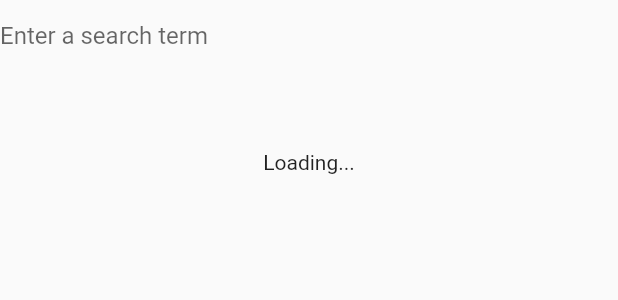
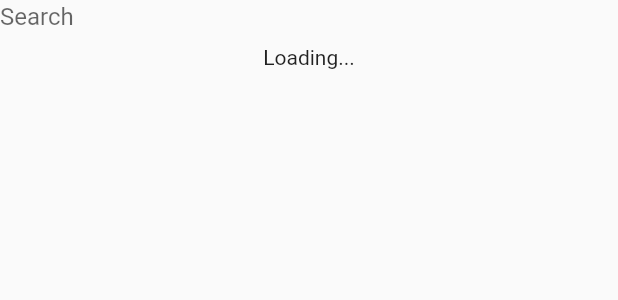
Before and after one commit to phenax/owyn-launcher, a Flutter app: the SearchableAppList widget shown alone on an empty page, opened directly, on a phone screen of 412 x 824 dp. Shown: the top 300 px of the screen. Run offline on Flutter 3.47's test engine with Material 2 defaults, Android fonts, the phone set to English and light mode, and no system bars; missing offline and left inert: device_apps.

Commit message:
Adds searchability in application list

```diff
--- a/lib/components/SearchableAppList.dart
+++ b/lib/components/SearchableAppList.dart
@@ -11,7 +11,12 @@ class _SearchableAppListState extends State<SearchableAppList> {
   }
 
   int _appSorter(Application a, Application b) {
-    return a.appName.compareTo(b.appName);
+    return a.appName.toLowerCase().compareTo(b.appName.toLowerCase());
+  }
+
+  bool _filterApp(Application a) {
+    return a.appName.toLowerCase().contains(_searchTerm.toLowerCase()) ||
+        a.packageName.toLowerCase().contains(_searchTerm.toLowerCase());
   }
 
   @override
@@ -19,11 +24,12 @@ class _SearchableAppListState extends State<SearchableAppList> {
     return Column(
         children: [
           Container(
-            height: 100,
+            height: 30,
             child: TextField(
+                onChanged: onInput,
                 decoration: InputDecoration(
                     border: InputBorder.none,
-                    hintText: 'Enter a search term',
+                    hintText: 'Search',
                 ),
             ),
           ),
@@ -34,9 +40,13 @@ class _SearchableAppListState extends State<SearchableAppList> {
                 return Text('Loading...');
               }
 
-              snap.data.sort(_appSorter);
+              List<Application> results = snap.data
+                  .where(_filterApp)
+                  .toList();
+              results.sort(_appSorter);
+
               return AppList(
-                  appList: snap.data,
+                  appList: results,
                   openApp: widget.openApp,
                   openOptionsMenu: widget.openOptionsMenu,
               );
```
